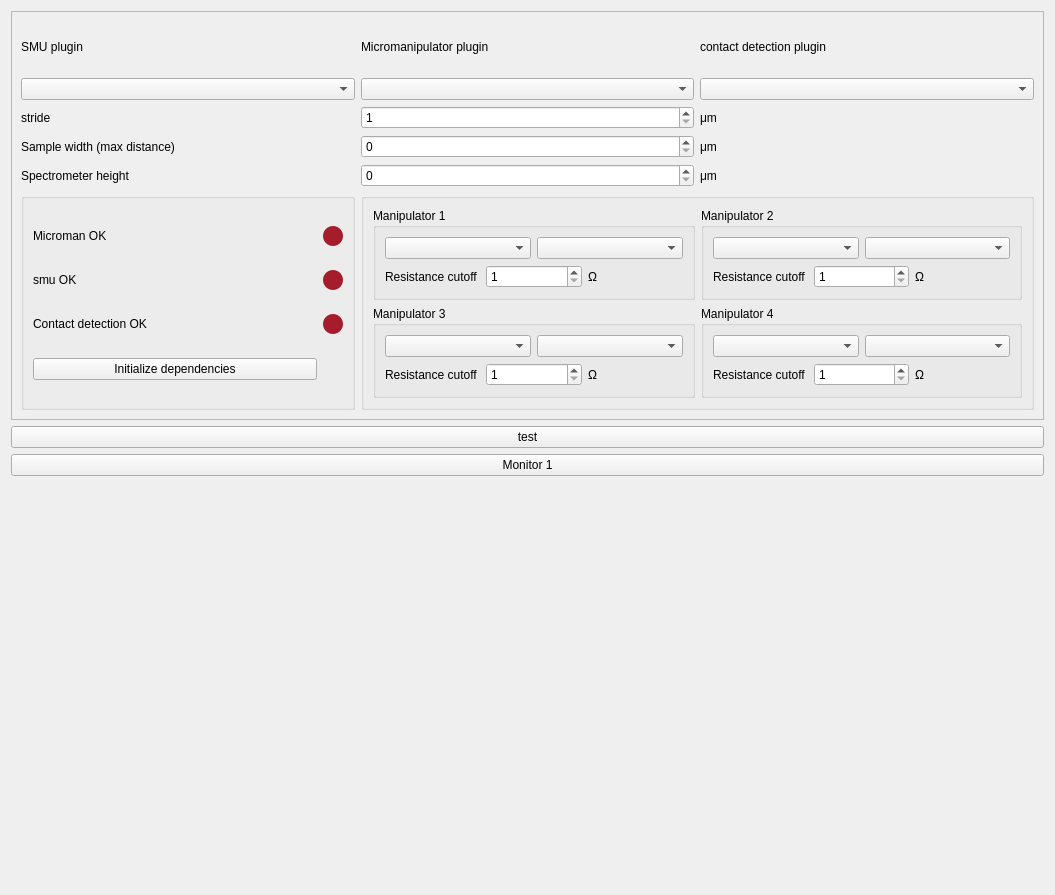
Above: plugins/touchDetect-0.1.0/touchDetect_Settings.ui from pyIVLS/pyIVLS before the change. Below: the same form after it.
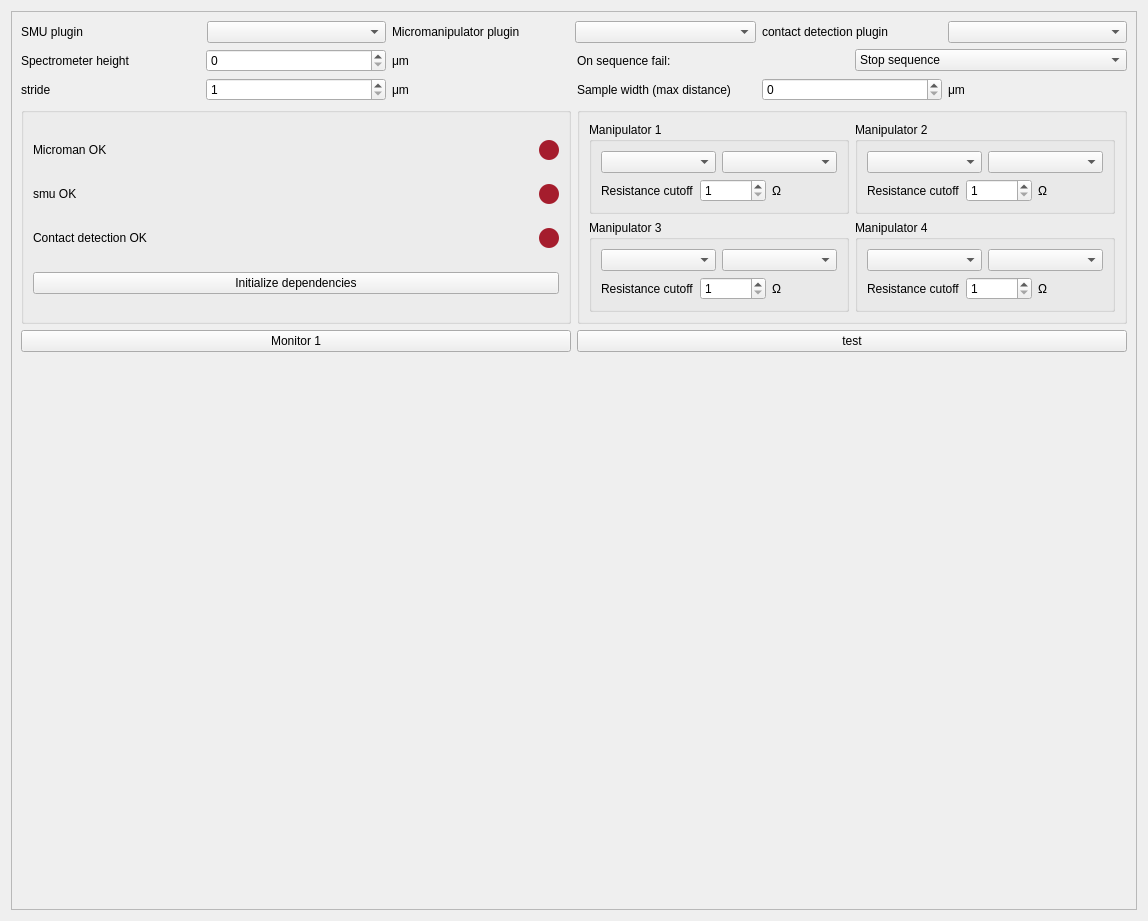
That is the form after the change.

Patch:
```diff
--- a/plugins/touchDetect-0.1.0/touchDetect_Settings.ui
+++ b/plugins/touchDetect-0.1.0/touchDetect_Settings.ui
@@ -6,8 +6,8 @@
    <rect>
     <x>0</x>
     <y>0</y>
-    <width>1055</width>
-    <height>895</height>
+    <width>1148</width>
+    <height>921</height>
    </rect>
   </property>
   <property name="sizePolicy">
@@ -20,27 +20,7 @@
    <string>touchDetect settings</string>
   </property>
   <layout class="QGridLayout" name="gridLayout">
-   <item row="3" column="0">
-    <spacer name="verticalSpacer">
-     <property name="orientation">
-      <enum>Qt::Orientation::Vertical</enum>
-     </property>
-     <property name="sizeHint" stdset="0">
-      <size>
-       <width>20</width>
-       <height>40</height>
-      </size>
-     </property>
-    </spacer>
-   </item>
    <item row="1" column="0">
-    <widget class="QPushButton" name="pushButton">
-     <property name="text">
-      <string>test</string>
-     </property>
-    </widget>
-   </item>
-   <item row="0" column="0">
     <widget class="QScrollArea" name="scrollArea">
      <property name="widgetResizable">
       <bool>true</bool>
@@ -50,84 +30,231 @@
        <rect>
         <x>0</x>
         <y>0</y>
-        <width>1035</width>
-        <height>404</height>
+        <width>1128</width>
+        <height>901</height>
        </rect>
       </property>
-      <layout class="QGridLayout" name="gridLayout_3">
-       <item row="2" column="0">
+      <layout class="QVBoxLayout" name="verticalLayout_6">
+       <item>
+        <layout class="QHBoxLayout" name="horizontalLayout">
+         <item>
+          <layout class="QHBoxLayout" name="smuLay">
+           <item>
+            <widget class="QLabel" name="label">
+             <property name="text">
+              <string>SMU plugin</string>
+             </property>
+            </widget>
+           </item>
+           <item>
         <widget class="QComboBox" name="smuBox">
          <property name="placeholderText">
           <string>no SMU plugins found</string>
          </property>
         </widget>
        </item>
-       <item row="4" column="2">
+          </layout>
+         </item>
+         <item>
+          <layout class="QHBoxLayout" name="mmLay">
+           <item>
+            <widget class="QLabel" name="label_2">
+             <property name="text">
+              <string>Micromanipulator plugin</string>
+             </property>
+            </widget>
+           </item>
+           <item>
+            <widget class="QComboBox" name="micromanipulatorBox">
+             <property name="placeholderText">
+              <string>no Micromanipulators found</string>
+             </property>
+            </widget>
+           </item>
+          </layout>
+         </item>
+         <item>
+          <layout class="QHBoxLayout" name="condetLay">
+           <item>
+            <widget class="QLabel" name="label_3">
+             <property name="text">
+              <string>contact detection plugin</string>
+             </property>
+            </widget>
+           </item>
+           <item>
+            <widget class="QComboBox" name="condetBox">
+             <property name="placeholderText">
+              <string>No condet plugins found</string>
+             </property>
+            </widget>
+           </item>
+          </layout>
+         </item>
+        </layout>
+       </item>
+       <item>
+        <layout class="QHBoxLayout" name="horizontalLayout_11">
+         <item>
+          <layout class="QHBoxLayout" name="heightLay">
+           <item>
+            <widget class="QLabel" name="label_4">
+             <property name="text">
+              <string>Spectrometer height</string>
+             </property>
+            </widget>
+           </item>
+           <item>
+            <widget class="QSpinBox" name="spectro_height">
+             <property name="maximum">
+              <number>1000</number>
+             </property>
+             <property name="singleStep">
+              <number>100</number>
+             </property>
+            </widget>
+           </item>
+           <item>
+            <widget class="QLabel" name="label_5">
+             <property name="text">
+              <string>μm</string>
+             </property>
+            </widget>
+           </item>
+          </layout>
+         </item>
+         <item>
+          <layout class="QHBoxLayout" name="onSeqFailLay">
+           <item>
+            <widget class="QLabel" name="label_18">
+             <property name="text">
+              <string>On sequence fail:</string>
+             </property>
+            </widget>
+           </item>
+           <item>
+            <widget class="QComboBox" name="comboBox">
+             <item>
+              <property name="text">
+               <string>Stop sequence</string>
+              </property>
+             </item>
+             <item>
+              <property name="text">
+               <string>Move to next (WIP, currently silent fail)</string>
+              </property>
+             </item>
+            </widget>
+           </item>
+          </layout>
+         </item>
+        </layout>
+       </item>
+       <item>
+        <layout class="QHBoxLayout" name="horizontalLayout_6">
+         <item>
+          <layout class="QHBoxLayout" name="strideLay">
+           <item>
+            <widget class="QLabel" name="label_6">
+             <property name="text">
+              <string>stride</string>
+             </property>
+            </widget>
+           </item>
+           <item>
+            <widget class="QSpinBox" name="stride">
+             <property name="minimum">
+              <number>1</number>
+             </property>
+             <property name="maximum">
+              <number>50</number>
+             </property>
+            </widget>
+           </item>
+           <item>
+            <widget class="QLabel" name="label_7">
+             <property name="text">
+              <string>μm</string>
+             </property>
+            </widget>
+           </item>
+          </layout>
+         </item>
+         <item>
+          <layout class="QHBoxLayout" name="sampleWidthLay">
+           <item>
+            <widget class="QLabel" name="label_8">
+             <property name="text">
+              <string>Sample width (max distance)</string>
+             </property>
+            </widget>
+           </item>
+           <item>
+            <widget class="QSpinBox" name="sample_width">
+             <property name="maximum">
+              <number>400</number>
+             </property>
+            </widget>
+           </item>
+           <item>
         <widget class="QLabel" name="label_9">
          <property name="text">
           <string>μm</string>
          </property>
         </widget>
        </item>
-       <item row="7" column="0">
-        <widget class="QGroupBox" name="groupBox">
+          </layout>
+         </item>
+        </layout>
+       </item>
+       <item>
+        <layout class="QHBoxLayout" name="horizontalLayout_12">
+         <item>
+          <widget class="QGroupBox" name="statusbox">
          <property name="title">
           <string/>
          </property>
-         <layout class="QGridLayout" name="gridLayout_2">
-          <item row="3" column="1">
-           <widget class="QLabel" name="conIndicator">
-            <property name="maximumSize">
-             <size>
-              <width>20</width>
-              <height>20</height>
-             </size>
-            </property>
-            <property name="styleSheet">
-             <string notr="true">border-radius: 10px;
-background-color:rgb(165, 29, 45);
-min-height: 20px;
-min-width: 20px;</string>
-            </property>
-            <property name="text">
-             <string/>
-            </property>
-           </widget>
-          </item>
-          <item row="1" column="0">
-           <widget class="QLabel" name="mmStatus">
-            <property name="text">
-             <string>smu OK</string>
-            </property>
-           </widget>
-          </item>
-          <item row="0" column="1">
-           <widget class="QLabel" name="mmIndicator">
-            <property name="maximumSize">
-             <size>
-              <width>20</width>
-              <height>20</height>
-             </size>
-            </property>
-            <property name="styleSheet">
-             <string notr="true">border-radius: 10px;
-background-color:rgb(165, 29, 45);
-min-height: 20px;
-min-width: 20px;</string>
-            </property>
-            <property name="text">
-             <string/>
-            </property>
-           </widget>
-          </item>
-          <item row="0" column="0">
+           <layout class="QVBoxLayout" name="verticalLayout_5">
+            <item>
+             <layout class="QHBoxLayout" name="mmStatusLay">
+              <item>
            <widget class="QLabel" name="sampleStatus">
             <property name="text">
              <string>Microman OK</string>
             </property>
            </widget>
           </item>
-          <item row="1" column="1">
+              <item>
+               <widget class="QLabel" name="mmIndicator">
+                <property name="maximumSize">
+                 <size>
+                  <width>20</width>
+                  <height>20</height>
+                 </size>
+                </property>
+                <property name="styleSheet">
+                 <string notr="true">border-radius: 10px;
+background-color:rgb(165, 29, 45);
+min-height: 20px;
+min-width: 20px;</string>
+                </property>
+                <property name="text">
+                 <string/>
+                </property>
+               </widget>
+              </item>
+             </layout>
+            </item>
+            <item>
+             <layout class="QHBoxLayout" name="smuStatusLay">
+              <item>
+               <widget class="QLabel" name="mmStatus">
+                <property name="text">
+                 <string>smu OK</string>
+                </property>
+               </widget>
+              </item>
+              <item>
            <widget class="QLabel" name="smuIndicator">
             <property name="maximumSize">
              <size>
@@ -146,14 +273,39 @@
             </property>
            </widget>
           </item>
-          <item row="3" column="0">
+             </layout>
+            </item>
+            <item>
+             <layout class="QHBoxLayout" name="condetStatusLay">
+              <item>
            <widget class="QLabel" name="pointsStatus">
             <property name="text">
              <string>Contact detection OK</string>
             </property>
            </widget>
           </item>
-          <item row="4" column="0">
+              <item>
+               <widget class="QLabel" name="conIndicator">
+                <property name="maximumSize">
+                 <size>
+                  <width>20</width>
+                  <height>20</height>
+                 </size>
+                </property>
+                <property name="styleSheet">
+                 <string notr="true">border-radius: 10px;
+background-color:rgb(165, 29, 45);
+min-height: 20px;
+min-width: 20px;</string>
+                </property>
+                <property name="text">
+                 <string/>
+                </property>
+               </widget>
+              </item>
+             </layout>
+            </item>
+            <item>
            <widget class="QPushButton" name="initButton">
             <property name="text">
              <string>Initialize dependencies</string>
@@ -163,35 +315,7 @@
          </layout>
         </widget>
        </item>
-       <item row="0" column="0">
-        <widget class="QLabel" name="label">
-         <property name="text">
-          <string>SMU plugin</string>
-         </property>
-        </widget>
-       </item>
-       <item row="0" column="2">
-        <widget class="QLabel" name="label_3">
-         <property name="text">
-          <string>contact detection plugin</string>
-         </property>
-        </widget>
-       </item>
-       <item row="3" column="2">
-        <widget class="QLabel" name="label_7">
-         <property name="text">
-          <string>μm</string>
-         </property>
-        </widget>
-       </item>
-       <item row="2" column="2">
-        <widget class="QComboBox" name="condetBox">
-         <property name="placeholderText">
-          <string>No condet plugins found</string>
-         </property>
-        </widget>
-       </item>
-       <item row="7" column="1" colspan="2">
+         <item>
         <widget class="QGroupBox" name="groupBox_2">
          <property name="title">
           <string/>
@@ -388,84 +512,41 @@
          </layout>
         </widget>
        </item>
-       <item row="0" column="1">
-        <widget class="QLabel" name="label_2">
-         <property name="text">
-          <string>Micromanipulator plugin</string>
-         </property>
-        </widget>
-       </item>
-       <item row="3" column="0">
-        <widget class="QLabel" name="label_6">
-         <property name="text">
-          <string>stride</string>
-         </property>
-        </widget>
-       </item>
-       <item row="4" column="0">
-        <widget class="QLabel" name="label_8">
-         <property name="text">
-          <string>Sample width (max distance)</string>
-         </property>
-        </widget>
-       </item>
-       <item row="2" column="1">
-        <widget class="QComboBox" name="micromanipulatorBox">
-         <property name="placeholderText">
-          <string>no Micromanipulators found</string>
-         </property>
-        </widget>
-       </item>
-       <item row="5" column="0">
-        <widget class="QLabel" name="label_4">
-         <property name="text">
-          <string>Spectrometer height</string>
-         </property>
-        </widget>
-       </item>
-       <item row="3" column="1">
-        <widget class="QSpinBox" name="stride">
-         <property name="minimum">
-          <number>1</number>
-         </property>
-         <property name="maximum">
-          <number>50</number>
-         </property>
-        </widget>
-       </item>
-       <item row="4" column="1">
-        <widget class="QSpinBox" name="sample_width">
-         <property name="maximum">
-          <number>400</number>
-         </property>
-        </widget>
-       </item>
-       <item row="5" column="1">
-        <widget class="QSpinBox" name="spectro_height">
-         <property name="maximum">
-          <number>1000</number>
-         </property>
-         <property name="singleStep">
-          <number>100</number>
-         </property>
-        </widget>
-       </item>
-       <item row="5" column="2">
-        <widget class="QLabel" name="label_5">
-         <property name="text">
-          <string>μm</string>
-         </property>
-        </widget>
-       </item>
-      </layout>
-     </widget>
-    </widget>
-   </item>
-   <item row="2" column="0">
+        </layout>
+       </item>
+       <item>
+        <layout class="QHBoxLayout" name="buttonLay">
+         <item>
     <widget class="QPushButton" name="pushButton_2">
      <property name="text">
       <string>Monitor 1</string>
      </property>
+          </widget>
+         </item>
+         <item>
+          <widget class="QPushButton" name="pushButton">
+           <property name="text">
+            <string>test</string>
+           </property>
+          </widget>
+         </item>
+        </layout>
+       </item>
+       <item>
+        <spacer name="verticalSpacer">
+         <property name="orientation">
+          <enum>Qt::Orientation::Vertical</enum>
+         </property>
+         <property name="sizeHint" stdset="0">
+          <size>
+           <width>20</width>
+           <height>40</height>
+          </size>
+         </property>
+        </spacer>
+       </item>
+      </layout>
+     </widget>
     </widget>
    </item>
   </layout>
```
Lines whose indentation alone changed are shown as unchanged.
